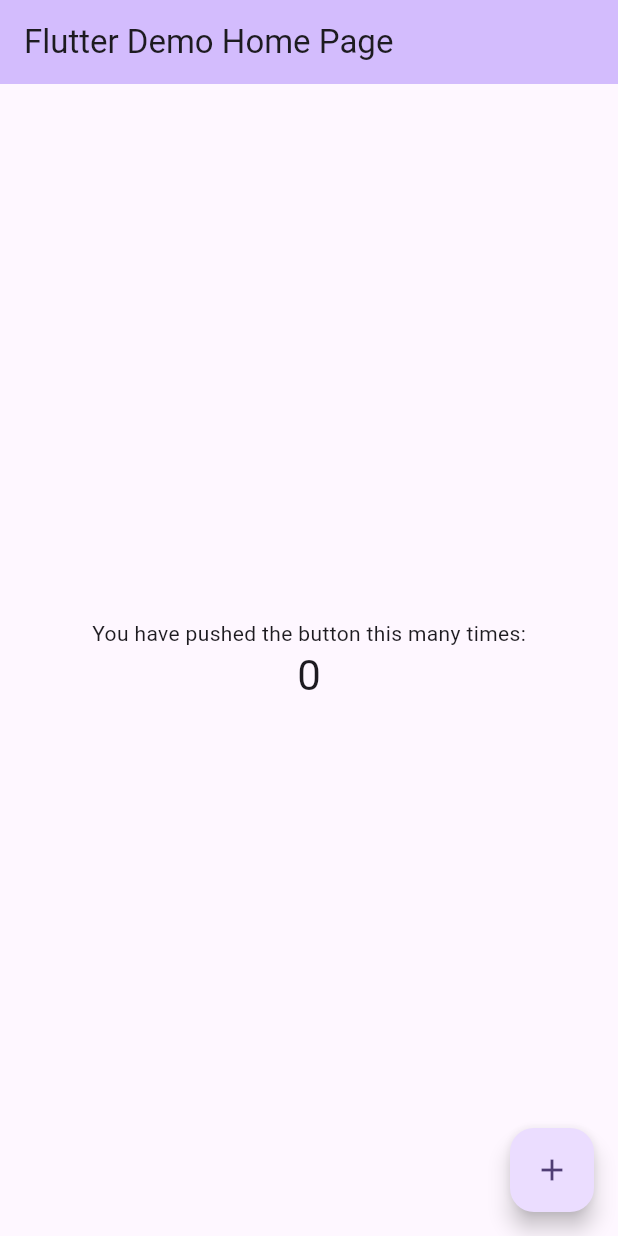
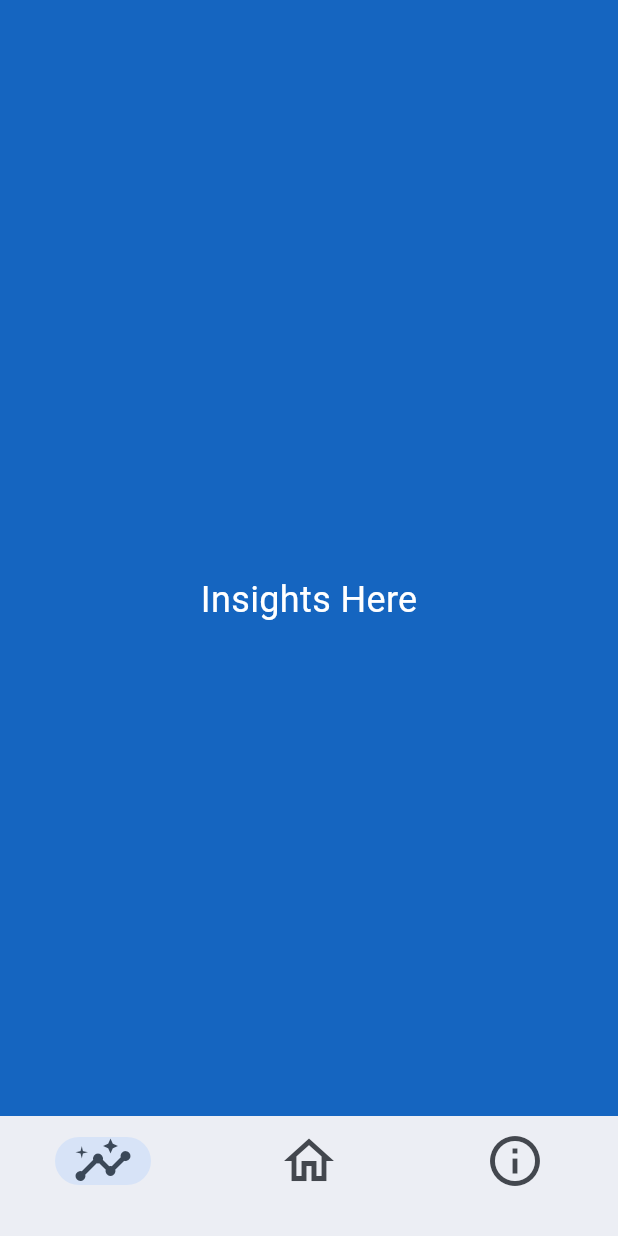
Before and after one commit to AdrienneChiu/AI-SleepAppTracker, a Flutter app: the screen it shows after launch, on a phone screen of 412 x 824 dp. Run offline on Flutter 3.47's test engine with Material 3 defaults, Android fonts, the phone set to English and light mode, and no system bars.

Commit message:
added nav bar, 3 different pages, and basics

```diff
--- a/lib/main.dart
+++ b/lib/main.dart
@@ -7,116 +7,141 @@ void main() {
 class MyApp extends StatelessWidget {
   const MyApp({super.key});
 
-  // This widget is the root of your application.
   @override
   Widget build(BuildContext context) {
     return MaterialApp(
-      title: 'Flutter Demo',
+      title: 'Flutter App for AI Sleep',
       theme: ThemeData(
-        // This is the theme of your application.
-        //
-        // TRY THIS: Try running your application with "flutter run". You'll see
-        // the application has a purple toolbar. Then, without quitting the app,
-        // try changing the seedColor in the colorScheme below to Colors.green
-        // and then invoke "hot reload" (save your changes or press the "hot
-        // reload" button in a Flutter-supported IDE, or press "r" if you used
-        // the command line to start the app).
-        //
-        // Notice that the counter didn't reset back to zero; the application
-        // state is not lost during the reload. To reset the state, use hot
-        // restart instead.
-        //
-        // This works for code too, not just values: Most code changes can be
-        // tested with just a hot reload.
-        colorScheme: ColorScheme.fromSeed(seedColor: Colors.deepPurple),
+        useMaterial3: true,
+        colorScheme: ColorScheme.fromSeed(seedColor: Colors.blue), // Dark Blue theme
+        scaffoldBackgroundColor: Colors.blue[800], // Set background to dark blue
+        appBarTheme: AppBarTheme(
+          backgroundColor: Colors.blue[800], // Set AppBar color to match scaffold background
+        ),
       ),
-      home: MyHomePage(title: 'Flutter Demo Home Page'),
+      home: const NavigationExample(),
     );
   }
 }
 
-class MyHomePage extends StatefulWidget {
-  const MyHomePage({super.key, required this.title});
-
-  // This widget is the home page of your application. It is stateful, meaning
-  // that it has a State object (defined below) that contains fields that affect
-  // how it looks.
-
-  // This class is the configuration for the state. It holds the values (in this
-  // case the title) provided by the parent (in this case the App widget) and
-  // used by the build method of the State. Fields in a Widget subclass are
-  // always marked "final".
-
-  final String title;
+class NavigationExample extends StatefulWidget {
+  const NavigationExample({super.key});
 
   @override
-  State<MyHomePage> createState() => _MyHomePageState();
+  State<NavigationExample> createState() => _NavigationExampleState();
 }
 
-class _MyHomePageState extends State<MyHomePage> {
-  int _counter = 0;
-
-  void _incrementCounter() {
-    setState(() {
-      // This call to setState tells the Flutter framework that something has
-      // changed in this State, which causes it to rerun the build method below
-      // so that the display can reflect the updated values. If we changed
-      // _counter without calling setState(), then the build method would not be
-      // called again, and so nothing would appear to happen.
-      _counter++;
-    });
-  }
+class _NavigationExampleState extends State<NavigationExample> {
+  int currentPageIndex = 0; // Tracks the current page index for the nav bar
 
   @override
   Widget build(BuildContext context) {
-    // This method is rerun every time setState is called, for instance as done
-    // by the _incrementCounter method above.
-    //
-    // The Flutter framework has been optimized to make rerunning build methods
-    // fast, so that you can just rebuild anything that needs updating rather
-    // than having to individually change instances of widgets.
+    final ThemeData theme = Theme.of(context);
     return Scaffold(
       appBar: AppBar(
-        // TRY THIS: Try changing the color here to a specific color (to
-        // Colors.amber, perhaps?) and trigger a hot reload to see the AppBar
-        // change color while the other colors stay the same.
-        backgroundColor: Theme.of(context).colorScheme.inversePrimary,
-        // Here we take the value from the MyHomePage object that was created by
-        // the App.build method, and use it to set our appbar title.
-        title: Text(widget.title),
+        title: const Text(''), // AppBar title
+        backgroundColor: theme.scaffoldBackgroundColor, // Use the same color as scaffold background
       ),
-      body: Center(
-        // Center is a layout widget. It takes a single child and positions it
-        // in the middle of the parent.
-        child: Column(
-          // Column is also a layout widget. It takes a list of children and
-          // arranges them vertically. By default, it sizes itself to fit its
-          // children horizontally, and tries to be as tall as its parent.
-          //
-          // Column has various properties to control how it sizes itself and
-          // how it positions its children. Here we use mainAxisAlignment to
-          // center the children vertically; the main axis here is the vertical
-          // axis because Columns are vertical (the cross axis would be
-          // horizontal).
-          //
-          // TRY THIS: Invoke "debug painting" (choose the "Toggle Debug Paint"
-          // action in the IDE, or press "p" in the console), to see the
-          // wireframe for each widget.
-          mainAxisAlignment: MainAxisAlignment.center,
-          children: <Widget>[
-            const Text('You have pushed the button this many times:'),
-            Text(
-              '$_counter',
-              style: Theme.of(context).textTheme.headlineMedium,
-            ),
-          ],
+      body: <Widget>[
+
+        // Home page
+        const Center(
+          child: Text(
+            'Insights Here',
+            style: TextStyle(color: Colors.white, fontSize: 24),
+          ),
         ),
+
+        // Insights page
+        const Padding(
+          padding: EdgeInsets.all(8.0),
+          child: Column(
+            children: <Widget>[
+              Card(
+                child: ListTile(
+                  title: Text('Summary', style: TextStyle(color: Colors.blue)),
+                  subtitle: Text('Hours Slept', style: TextStyle(color: Colors.blue)),
+                ),
+              ),
+              Card(
+                child: ListTile(
+                  title: Text('Sleep Tracker', style: TextStyle(color: Colors.blue)),
+                ),
+              ),
+            ],
+          ),
+        ),
+
+        // Info page
+        ListView.builder(
+          reverse: true,
+          itemCount: 2,
+          itemBuilder: (BuildContext context, int index) {
+            if (index == 0) {
+              return Align(
+                alignment: Alignment.center,
+                child: Container(
+                  margin: const EdgeInsets.all(70.0),
+                  padding: const EdgeInsets.all(70.0),
+                  decoration: BoxDecoration(
+                    color: theme.colorScheme.primary,
+                    borderRadius: BorderRadius.circular(20.0),
+                  ),
+                  child: Text(
+                    'Information 1',
+                    style: theme.textTheme.bodyLarge!.copyWith(
+                      color: theme.colorScheme.onPrimary,
+                    ),
+                  ),
+                ),
+              );
+            }
+            return Align(
+              alignment: Alignment.center,
+              child: Container(
+                margin: const EdgeInsets.all(70.0),
+                padding: const EdgeInsets.all(70.0),
+                decoration: BoxDecoration(
+                  color: theme.colorScheme.primary,
+                  borderRadius: BorderRadius.circular(20.0),
+                ),
+                child: Text(
+                  'Information 2',
+                  style: theme.textTheme.bodyLarge!.copyWith(
+                    color: theme.colorScheme.onPrimary,
+                  ),
+                ),
+              ),
+            );
+          },
+        ),
+      ][currentPageIndex], // Display the page based on current index
+      bottomNavigationBar: NavigationBar(
+        onDestinationSelected: (int index) {
+          setState(() {
+            currentPageIndex = index;
+          });
+        },
+        //indicatorColor: Colors.white,
+        selectedIndex: currentPageIndex,
+        destinations: <Widget>[
+          NavigationDestination(
+            selectedIcon: const Icon(Icons.insights, size: 40),
+            icon: const Icon(Icons.insights_outlined, size: 40),
+            label: '',
+          ),
+          NavigationDestination(
+            selectedIcon: const Icon(Icons.home, size: 40),
+            icon: const Icon(Icons.home_outlined, size: 40),
+            label: '',
+          ),
+          NavigationDestination(
+            selectedIcon: const Icon(Icons.info, size: 40),
+            icon: const Icon(Icons.info_outline, size: 40),
+            label: '',
+          ),
+        ],
       ),
-      floatingActionButton: FloatingActionButton(
-        onPressed: _incrementCounter,
-        tooltip: 'Increment',
-        child: const Icon(Icons.add),
-      ), // This trailing comma makes auto-formatting nicer for build methods.
     );
   }
 }
```
